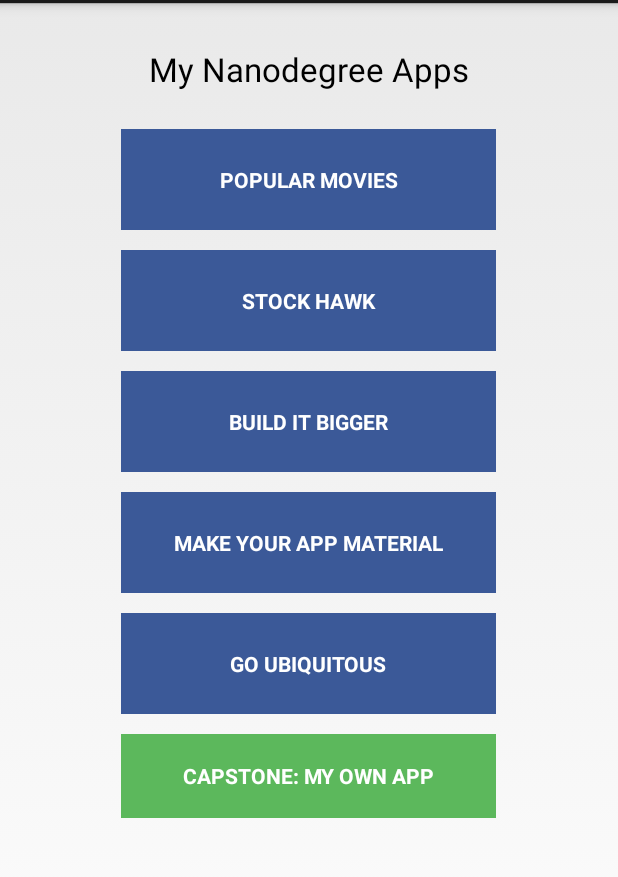
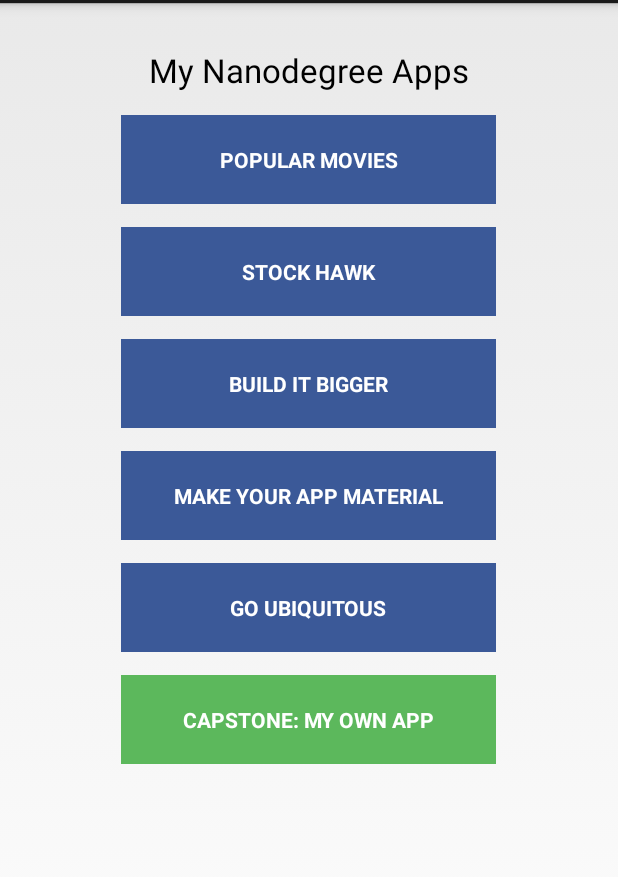
Before and after one commit to aswin-ramesan/Udacity-App-Portfolio, an Android app: the screen it shows after launch (MainActivity), on a phone screen of 412 x 824 dp, the part 69-946 px from its top. Run offline under Robolectric (Android 15) with nearby library versions, the phone set to English and light mode, and no system bars.

Commit message:
Incorporated the review changes.

```diff
--- a/app/src/main/java/com/aramesan/android/appportfolio/MainActivity.java
+++ b/app/src/main/java/com/aramesan/android/appportfolio/MainActivity.java
@@ -16,6 +16,7 @@ public class MainActivity extends Activity {
 
     /**
      * To convert the first letter of each word to CAPS
+     *
      * @param value
      * @return
      */
@@ -38,10 +39,10 @@ public class MainActivity extends Activity {
 
     /**
      * To display the toast based on the button clicked
+     *
      * @param view
      */
-    public void displayToast(View view)
-    {
+    public void displayToast(View view) {
         Button clickedButton = (Button) view;
 
         String btnText = clickedButton.getText().toString();
--- a/app/src/main/res/layout/activity_main.xml
+++ b/app/src/main/res/layout/activity_main.xml
@@ -1,121 +1,71 @@
 <?xml version="1.0" encoding="utf-8"?>
-<LinearLayout xmlns:android="http://schemas.android.com/apk/res/android"
-    xmlns:tools="http://schemas.android.com/tools"
+
+<ScrollView xmlns:android="http://schemas.android.com/apk/res/android"
+    android:layout_width="fill_parent"
+    android:layout_height="wrap_content"
+    android:orientation="vertical"
+    android:padding="10dp"
+    android:fillViewport="false">
+
+    <LinearLayout xmlns:tools="http://schemas.android.com/tools"
         android:id="@+id/activity_main"
         android:layout_width="match_parent"
-    android:layout_height="match_parent"
+        android:layout_height="wrap_content"
+        android:orientation="vertical"
         android:paddingBottom="@dimen/activity_vertical_margin"
         android:paddingLeft="@dimen/activity_horizontal_margin"
         android:paddingRight="@dimen/activity_horizontal_margin"
         android:paddingTop="@dimen/activity_vertical_margin"
-    tools:context="com.aramesan.android.appportfolio.MainActivity"
-    android:orientation="vertical"
-    android:weightSum="1">
+        android:weightSum="1"
+        tools:context="com.aramesan.android.appportfolio.MainActivity">
 
         <TextView
+            android:id="@+id/tViewHeading"
             android:layout_width="290dp"
             android:layout_height="wrap_content"
-        android:text="@string/app_main_heading"
-        android:id="@+id/tViewHeading"
-        android:textAppearance="@android:style/TextAppearance.DeviceDefault.Large"
-        android:textStyle="normal"
-        android:textAlignment="center"
             android:layout_gravity="center"
             android:layout_weight="0.07"
-        android:gravity="center_vertical" />
+            android:gravity="center_vertical"
+            android:text="@string/app_main_heading"
+            android:textAlignment="center"
+            android:textAppearance="@android:style/TextAppearance.DeviceDefault.Large"
+            android:textStyle="normal" />
 
         <Button
+            android:id="@+id/btnApp1"
+            android:onClick="displayToast"
             android:text="@string/app_button_1"
-        android:layout_width="250dp"
-        android:layout_height="wrap_content"
-        android:id="@+id/btnApp1"
-        android:textAppearance="@android:style/TextAppearance.Holo.Small"
-        android:textStyle="bold"
-        android:layout_gravity="center"
-        android:layout_weight="0.03"
-        android:layout_marginTop="15dp"
-        android:paddingTop="20dp"
-        android:paddingBottom="20dp"
-        android:background="#3b5998"
-        android:textColor="@android:color/background_light"
-        android:onClick="displayToast" />
+            style="@style/CustomButtonStyle1" />
 
         <Button
+            android:id="@+id/btnApp2"
+            android:onClick="displayToast"
             android:text="@string/app_button_2"
-        android:layout_width="250dp"
-        android:layout_height="wrap_content"
-        android:id="@+id/btnApp2"
-        android:textAppearance="@android:style/TextAppearance.Holo.Small"
-        android:textStyle="bold"
-        android:layout_gravity="center"
-        android:layout_weight="0.03"
-        android:layout_marginTop="13dp"
-        android:paddingTop="20dp"
-        android:paddingBottom="20dp"
-        android:background="#3b5998"
-        android:textColor="@android:color/background_light"
-        android:onClick="displayToast" />
+            style="@style/CustomButtonStyle1" />
 
         <Button
+            android:id="@+id/btnApp3"
+            android:onClick="displayToast"
             android:text="@string/app_button_3"
-        android:layout_width="250dp"
-        android:layout_height="wrap_content"
-        android:id="@+id/btnApp3"
-        android:textAppearance="@android:style/TextAppearance.Holo.Small"
-        android:textStyle="bold"
-        android:layout_gravity="center"
-        android:layout_weight="0.03"
-        android:layout_marginTop="13dp"
-        android:paddingTop="20dp"
-        android:paddingBottom="20dp"
-        android:background="#3b5998"
-        android:textColor="@android:color/background_light"
-        android:onClick="displayToast" />
+            style="@style/CustomButtonStyle1" />
 
         <Button
+            android:id="@+id/btnApp4"
+            android:onClick="displayToast"
             android:text="@string/app_button_4"
-        android:layout_width="250dp"
-        android:layout_height="wrap_content"
-        android:id="@+id/btnApp4"
-        android:textAppearance="@android:style/TextAppearance.Holo.Small"
-        android:textStyle="bold"
-        android:layout_gravity="center"
-        android:layout_weight="0.03"
-        android:layout_marginTop="13dp"
-        android:paddingTop="20dp"
-        android:paddingBottom="20dp"
-        android:background="#3b5998"
-        android:textColor="@android:color/background_light"
-        android:onClick="displayToast" />
+            style="@style/CustomButtonStyle1" />
 
         <Button
+            android:id="@+id/btnApp5"
+            android:onClick="displayToast"
             android:text="@string/app_button_5"
-        android:layout_width="250dp"
-        android:layout_height="wrap_content"
-        android:id="@+id/btnApp5"
-        android:textAppearance="@android:style/TextAppearance.Holo.Small"
-        android:textStyle="bold"
-        android:layout_gravity="center"
-        android:layout_weight="0.03"
-        android:layout_marginTop="13dp"
-        android:paddingTop="20dp"
-        android:paddingBottom="20dp"
-        android:background="#3b5998"
-        android:textColor="@android:color/background_light"
-        android:onClick="displayToast" />
+            style="@style/CustomButtonStyle1" />
 
         <Button
+            android:id="@+id/btnApp6"
+            android:onClick="displayToast"
             android:text="@string/app_button_6"
-        android:layout_width="250dp"
-        android:layout_height="wrap_content"
-        android:id="@+id/btnApp6"
-        android:textAppearance="@android:style/TextAppearance.Holo.Small"
-        android:textStyle="bold"
-        android:layout_gravity="center"
-        android:layout_weight="0.03"
-        android:layout_marginTop="13dp"
-        android:background="#5cb85c"
-        android:textColor="@android:color/background_light"
-        android:onClick="displayToast" />
+            style="@style/CustomButtonStyle2" />
 
     </LinearLayout>
+</ScrollView>
--- a/app/src/main/res/values/colors.xml
+++ b/app/src/main/res/values/colors.xml
@@ -1,3 +1,6 @@
 <?xml version="1.0" encoding="utf-8"?>
 <resources>
+    <color name="button_background_1">#3b5998</color>
+    <color name="button_background_2">#5cb85c</color>
+    <color name="button_text_color">@android:color/background_light</color>
 </resources>
--- a/app/src/main/res/values/dimens.xml
+++ b/app/src/main/res/values/dimens.xml
@@ -2,4 +2,8 @@
     <!-- Default screen margins, per the Android Design guidelines. -->
     <dimen name="activity_horizontal_margin">20dp</dimen>
     <dimen name="activity_vertical_margin">20dp</dimen>
+    <dimen name="button_width">250dp</dimen>
+    <dimen name="button_top_margin">15dp</dimen>
+    <dimen name="button_top_padding">20dp</dimen>
+    <dimen name="button_bottom_padding">20dp</dimen>
 </resources>
--- a/app/src/main/res/values/styles.xml
+++ b/app/src/main/res/values/styles.xml
@@ -5,4 +5,30 @@
         <!-- Customize your theme here. -->
     </style>
 
+    <style name="CustomButtonStyle1">
+        <item name="android:layout_width">@dimen/button_width</item>
+        <item name="android:layout_height">wrap_content</item>
+        <item name="android:layout_gravity">center</item>
+        <item name="android:layout_marginTop">@dimen/button_top_margin</item>
+        <item name="android:background">@color/button_background_1</item>
+        <item name="android:paddingBottom">@dimen/button_bottom_padding</item>
+        <item name="android:paddingTop">@dimen/button_top_padding</item>
+        <item name="android:textAppearance">@android:style/TextAppearance.Holo.Small</item>
+        <item name="android:textColor">@color/button_text_color</item>
+        <item name="android:textStyle">bold</item>
+    </style>
+
+    <style name="CustomButtonStyle2">
+        <item name="android:layout_width">@dimen/button_width</item>
+        <item name="android:layout_height">wrap_content</item>
+        <item name="android:layout_gravity">center</item>
+        <item name="android:layout_marginTop">@dimen/button_top_margin</item>
+        <item name="android:background">@color/button_background_2</item>
+        <item name="android:paddingBottom">@dimen/button_bottom_padding</item>
+        <item name="android:paddingTop">@dimen/button_top_padding</item>
+        <item name="android:textAppearance">@android:style/TextAppearance.Holo.Small</item>
+        <item name="android:textColor">@color/button_text_color</item>
+        <item name="android:textStyle">bold</item>
+    </style>
+
 </resources>
```
Lines whose indentation alone changed are shown as unchanged.
